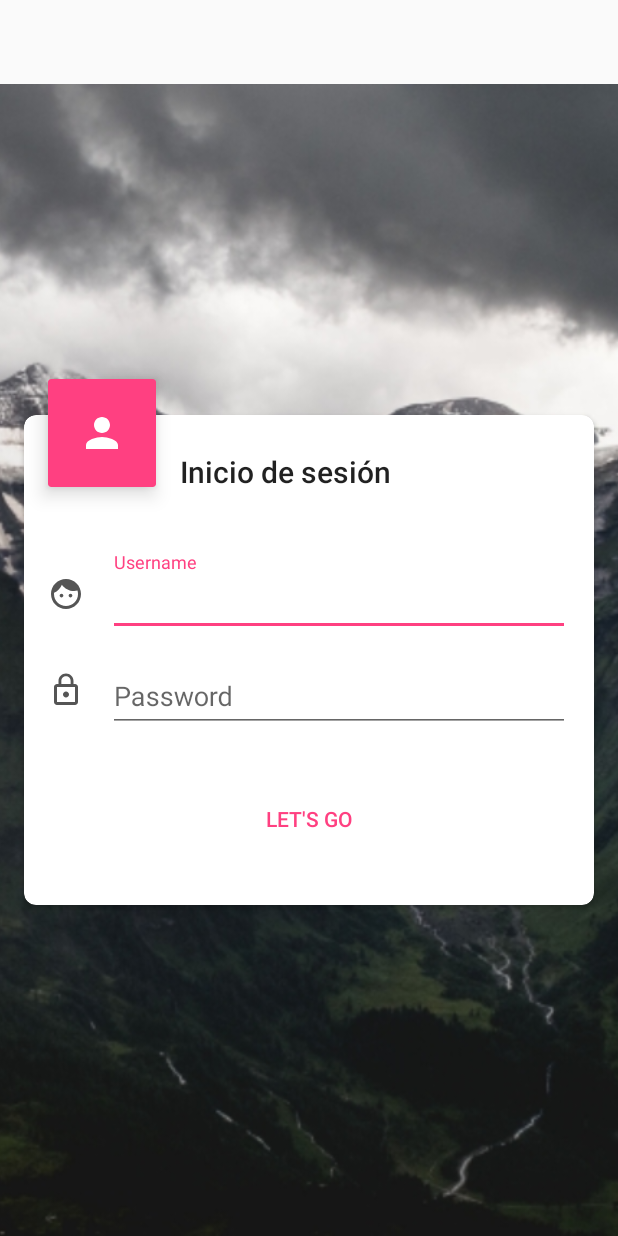
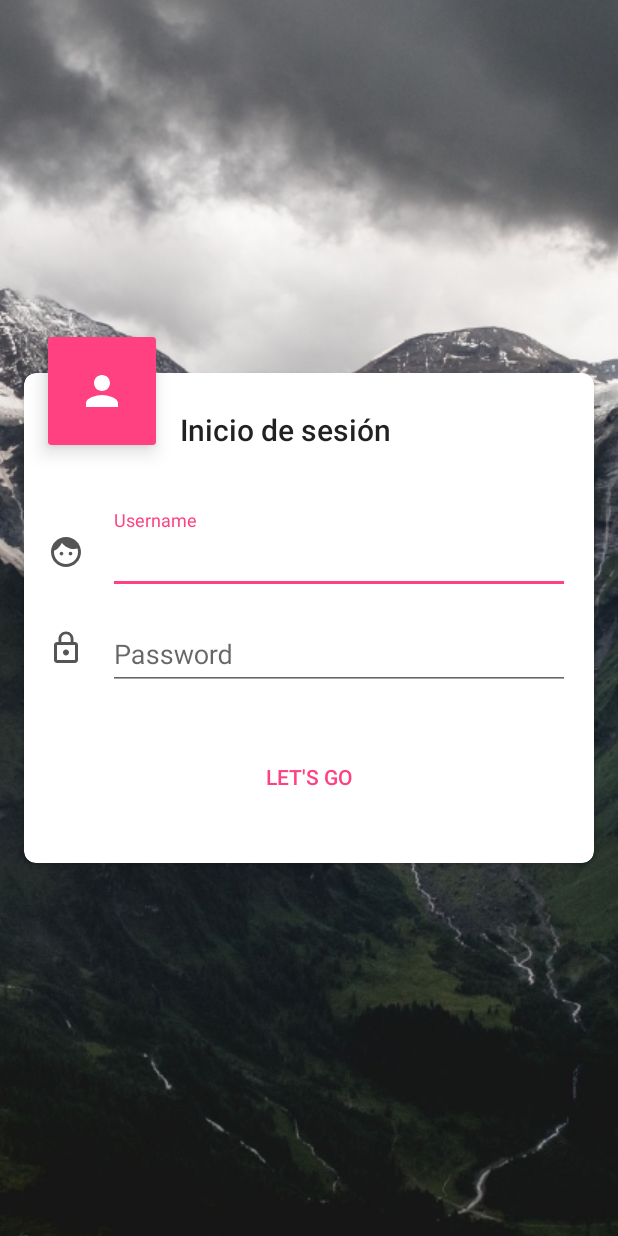
Before and after one commit to exildev/Exile, an Android app: the layout activity_login.xml on its own in the app's theme, with its tools: preview values and no code run, on a phone screen of 412 x 824 dp. Run offline under Robolectric (Android 15) with nearby library versions, the phone set to English and light mode, and no system bars.

Commit message:
Login Activity

```diff
--- a/app/src/main/AndroidManifest.xml
+++ b/app/src/main/AndroidManifest.xml
@@ -12,19 +12,19 @@
         <activity
             android:name=".LoginActivity"
             android:label="@string/app_name"
-            android:theme="@style/AppTheme.NoActionBar">
-
-        </activity>
-        <activity
-            android:name=".MainActivity"
-            android:label="@string/title_activity_main"
-            android:theme="@style/AppTheme.NoActionBar">
+            android:theme="@style/AppTheme.NoActionBar.TraslucenStatus">
             <intent-filter>
                 <action android:name="android.intent.action.MAIN" />
 
                 <category android:name="android.intent.category.LAUNCHER" />
             </intent-filter>
         </activity>
+        <activity
+            android:name=".MainActivity"
+            android:label="@string/title_activity_main"
+            android:theme="@style/AppTheme.NoActionBar">
+
+        </activity>
     </application>
 
 </manifest>
--- /dev/null
+++ b/app/src/main/res/drawable/login_bg.xml
@@ -0,0 +1,4 @@
+<?xml version="1.0" encoding="utf-8"?>
+<bitmap xmlns:android="http://schemas.android.com/apk/res/android"
+    android:gravity="center"
+    android:src="@drawable/login" />
--- a/app/src/main/res/layout/activity_login.xml
+++ b/app/src/main/res/layout/activity_login.xml
@@ -1,19 +1,13 @@
 <?xml version="1.0" encoding="utf-8"?>
-<android.support.design.widget.CoordinatorLayout xmlns:android="http://schemas.android.com/apk/res/android"
+<FrameLayout xmlns:android="http://schemas.android.com/apk/res/android"
     xmlns:tools="http://schemas.android.com/tools"
     android:layout_width="match_parent"
     android:layout_height="match_parent"
+    android:background="@drawable/login_bg"
     android:fitsSystemWindows="true"
     tools:context="co.com.exile.exile.LoginActivity">
-
-    <ImageView
-        android:layout_width="match_parent"
-        android:layout_height="match_parent"
-        android:contentDescription="@string/background"
-        android:scaleType="centerCrop"
-        android:src="@drawable/login" />
 
 
     <include layout="@layout/content_login" />
 
-</android.support.design.widget.CoordinatorLayout>
+</FrameLayout>
--- /dev/null
+++ b/app/src/main/res/values-v19/styles.xml
@@ -0,0 +1,7 @@
+<?xml version="1.0" encoding="utf-8"?>
+<resources>
+
+    <style name="AppTheme.NoActionBar.TraslucenStatus" parent="AppTheme.NoActionBar">
+        <item name="android:windowTranslucentStatus">true</item>
+    </style>
+</resources>
--- a/app/src/main/res/values/styles.xml
+++ b/app/src/main/res/values/styles.xml
@@ -8,9 +8,14 @@
         <item name="colorAccent">@color/colorAccent</item>
     </style>
 
+
     <style name="AppTheme.NoActionBar">
         <item name="windowActionBar">false</item>
         <item name="windowNoTitle">true</item>
+    </style>
+
+    <style name="AppTheme.NoActionBar.TraslucenStatus" parent="AppTheme.NoActionBar">
+
     </style>
 
     <style name="AppTheme.AppBarOverlay" parent="ThemeOverlay.AppCompat.Dark.ActionBar" />
```
Also changed, not shown: app/src/main/res/drawable/login.jpeg.
